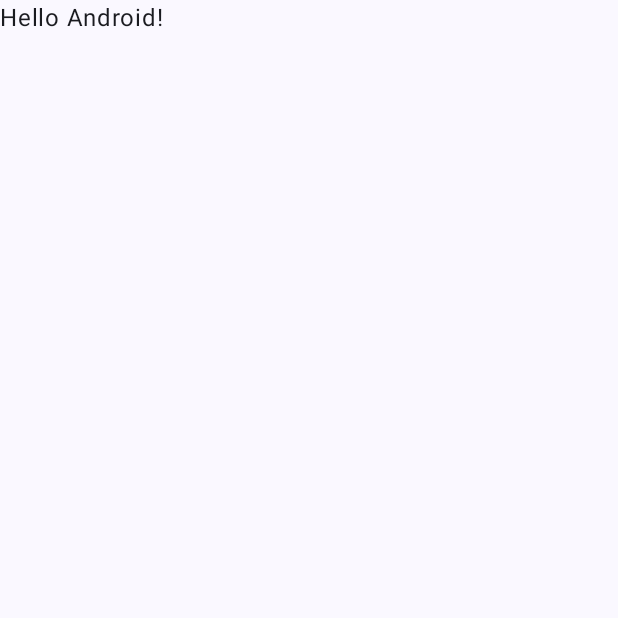
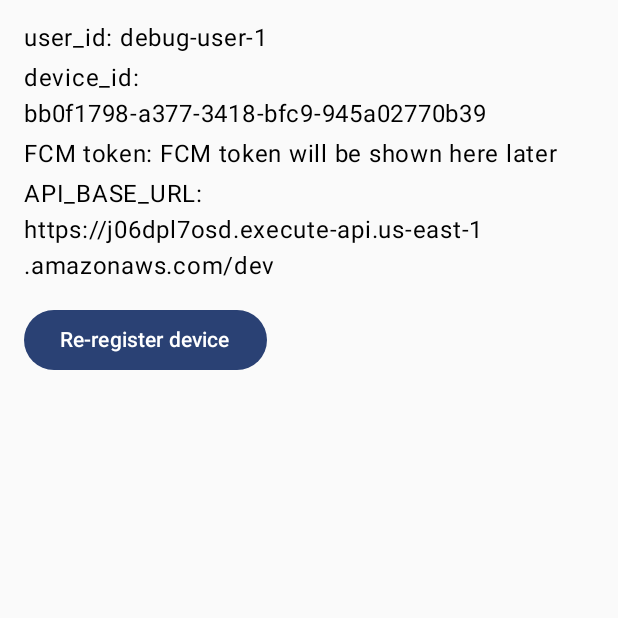
Before and after one commit to Pennyworths/FCM-Tutorial, an Android app built with Jetpack Compose: the screen it shows after launch (MainActivity), on a phone screen of 412 x 824 dp, the top half of it. Before the commit the part shown is almost empty. Run offline under Robolectric (Android 15) with nearby library versions, the phone set to English and light mode, and no system bars.

Commit message:
app_intilize+UI

```diff
--- a/android/app/build.gradle.kts
+++ b/android/app/build.gradle.kts
@@ -44,6 +44,7 @@ android {
     }
     buildFeatures {
         compose = true
+        buildConfig = true
     }
 }
 
--- a/android/app/src/main/AndroidManifest.xml
+++ b/android/app/src/main/AndroidManifest.xml
@@ -3,6 +3,7 @@
     xmlns:tools="http://schemas.android.com/tools">
 
     <application
+        android:name=".App"
         android:allowBackup="true"
         android:dataExtractionRules="@xml/data_extraction_rules"
         android:fullBackupContent="@xml/backup_rules"
--- /dev/null
+++ b/android/app/src/main/java/com/example/fcmplayground/App.kt
@@ -0,0 +1,14 @@
+package com.example.fcmplayground
+
+import android.app.Application
+import android.util.Log
+import com.google.firebase.FirebaseApp
+
+class App : Application() {
+
+    override fun onCreate() {
+        super.onCreate()
+        FirebaseApp.initializeApp(this)
+        Log.d("App", "Firebase initialized")
+    }
+}
--- /dev/null
+++ b/android/app/src/main/java/com/example/fcmplayground/DeviceIdManager.kt
@@ -0,0 +1,22 @@
+package com.example.fcmplayground
+
+import android.content.Context
+import java.util.UUID
+
+object DeviceIdManager {
+
+    private const val PREFS_NAME = "fcm_playground_prefs"
+    private const val KEY_DEVICE_ID = "device_id"
+
+    fun getOrCreateDeviceId(context: Context): String {
+        val prefs = context.getSharedPreferences(PREFS_NAME, Context.MODE_PRIVATE)
+        val existing = prefs.getString(KEY_DEVICE_ID, null)
+        if (existing != null) {
+            return existing
+        }
+
+        val newId = UUID.randomUUID().toString()
+        prefs.edit().putString(KEY_DEVICE_ID, newId).apply()
+        return newId
+    }
+}
--- a/android/app/src/main/java/com/example/fcmplayground/MainActivity.kt
+++ b/android/app/src/main/java/com/example/fcmplayground/MainActivity.kt
@@ -4,44 +4,104 @@ import android.os.Bundle
 import androidx.activity.ComponentActivity
 import androidx.activity.compose.setContent
 import androidx.activity.enableEdgeToEdge
+import androidx.compose.foundation.layout.Column
+import androidx.compose.foundation.layout.Spacer
 import androidx.compose.foundation.layout.fillMaxSize
+import androidx.compose.foundation.layout.height
 import androidx.compose.foundation.layout.padding
-import androidx.compose.material3.Scaffold
+import androidx.compose.material3.Button
+import androidx.compose.material3.MaterialTheme
 import androidx.compose.material3.Text
 import androidx.compose.runtime.Composable
+import androidx.compose.runtime.mutableStateOf
+import androidx.compose.runtime.remember
 import androidx.compose.ui.Modifier
 import androidx.compose.ui.tooling.preview.Preview
+import androidx.compose.ui.unit.dp
 import com.example.fcmplayground.ui.theme.FcmplaygroundTheme
 
 class MainActivity : ComponentActivity() {
     override fun onCreate(savedInstanceState: Bundle?) {
         super.onCreate(savedInstanceState)
         enableEdgeToEdge()
+
+        // fixed debug user id
+        val userId = "debug-user-1"
+
+        // persistent device id from SharedPreferences
+        val deviceId = DeviceIdManager.getOrCreateDeviceId(this)
+
+        // API base URL from BuildConfig (generated by build.gradle.kts)
+        val apiBaseUrl = BuildConfig.API_BASE_URL
+
         setContent {
             FcmplaygroundTheme {
-                Scaffold(modifier = Modifier.fillMaxSize()) { innerPadding ->
-                    Greeting(
-                        name = "Android",
-                        modifier = Modifier.padding(innerPadding)
-                    )
-                }
+                MainScreen(
+                    userId = userId,
+                    deviceId = deviceId,
+                    apiBaseUrl = apiBaseUrl
+                )
             }
         }
     }
 }
 
 @Composable
-fun Greeting(name: String, modifier: Modifier = Modifier) {
-    Text(
-        text = "Hello $name!",
-        modifier = modifier
-    )
+fun MainScreen(
+    userId: String,
+    deviceId: String,
+    apiBaseUrl: String
+) {
+    val (fcmToken, setFcmToken) =
+        remember { mutableStateOf("FCM token will be shown here later") }
+
+    Column(
+        modifier = Modifier
+            .fillMaxSize()
+            .padding(16.dp)
+    ) {
+        Text(
+            text = "user_id: $userId",
+            style = MaterialTheme.typography.bodyLarge
+        )
+        Spacer(Modifier.height(8.dp))
+
+        Text(
+            text = "device_id: $deviceId",
+            style = MaterialTheme.typography.bodyLarge
+        )
+        Spacer(Modifier.height(8.dp))
+
+        Text(
+            text = "FCM token: $fcmToken",
+            style = MaterialTheme.typography.bodyLarge
+        )
+        Spacer(Modifier.height(8.dp))
+
+        Text(
+            text = "API_BASE_URL: $apiBaseUrl",
+            style = MaterialTheme.typography.bodyLarge
+        )
+        Spacer(Modifier.height(16.dp))
+
+        Button(
+            onClick = {
+                // TODO: /devices/register
+            }
+        ) {
+            Text("Re-register device")
+        }
+    }
 }
 
 @Preview(showBackground = true)
 @Composable
-fun GreetingPreview() {
+fun MainScreenPreview() {
     FcmplaygroundTheme {
-        Greeting("Android")
+        MainScreen(
+            userId = "debug-user-1",
+            deviceId = "preview-device-id",
+            apiBaseUrl = "https://example.com/dev"
+        )
     }
 }
```
Also changed, not shown: 1 other file.
